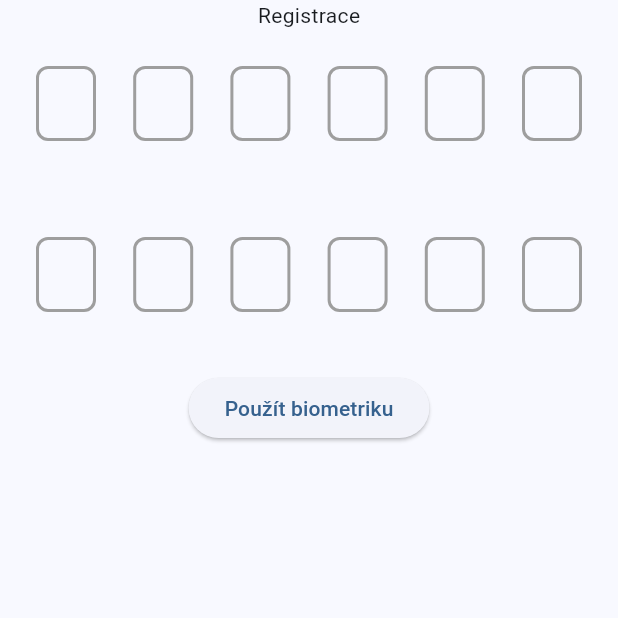
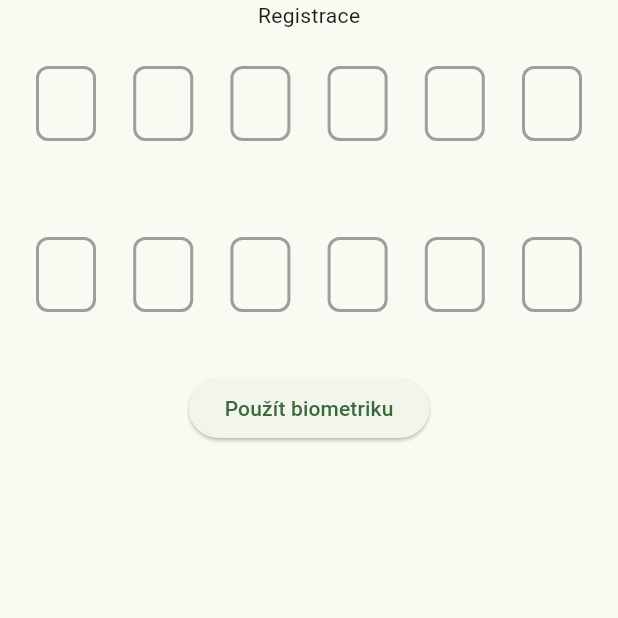
Before and after one commit to Venca321/FlutterPasswords, a Flutter app: the screen it shows after launch, after a tap on "Použít biometriku", on a phone screen of 412 x 824 dp, the top half of it. Run offline on Flutter 3.47's test engine with Material 2 defaults, Android fonts, the phone set to English and light mode, and no system bars; drawn by our look-alikes of pin_code_fields; our stand-ins replace local_auth, sqflite; missing offline and left inert: encrypt; accounts and stored records are empty.

Commit message:
homepage design

```diff
--- a/lib/main.dart
+++ b/lib/main.dart
@@ -1,7 +1,6 @@
 // ignore_for_file: prefer_const_constructors, prefer_const_literals_to_create_immutables
 
 import 'package:flutter/material.dart';
-import 'package:passwords/database.dart';
 import 'package:provider/provider.dart';
 import 'package:flutter/services.dart';
 import 'package:local_auth/local_auth.dart';
@@ -24,8 +23,9 @@ class MyApp extends StatelessWidget {
         title: 'Password manager',
         theme: ThemeData(
           useMaterial3: true,
-          colorScheme: ColorScheme.fromSeed(seedColor: Colors.blue),
+          colorScheme: ColorScheme.fromSeed(seedColor: Colors.green),
         ),
+        themeMode: ThemeMode.dark,
         home: const MainPage(),
       ),
     );
--- a/lib/pages/auth.dart
+++ b/lib/pages/auth.dart
@@ -89,8 +89,7 @@ class RegisterPage extends StatelessWidget{
               PinInput(),
               ElevatedButton(
                 onPressed: (){
-                  //userRegister("123456", "true");
-                  getUser();
+                  print("Press");
                 },
                 child: const Text("Použít biometriku")
               ),
```
Also changed, not shown: lib/pages/home.dart (+53 -7 lines), 1 other file.
